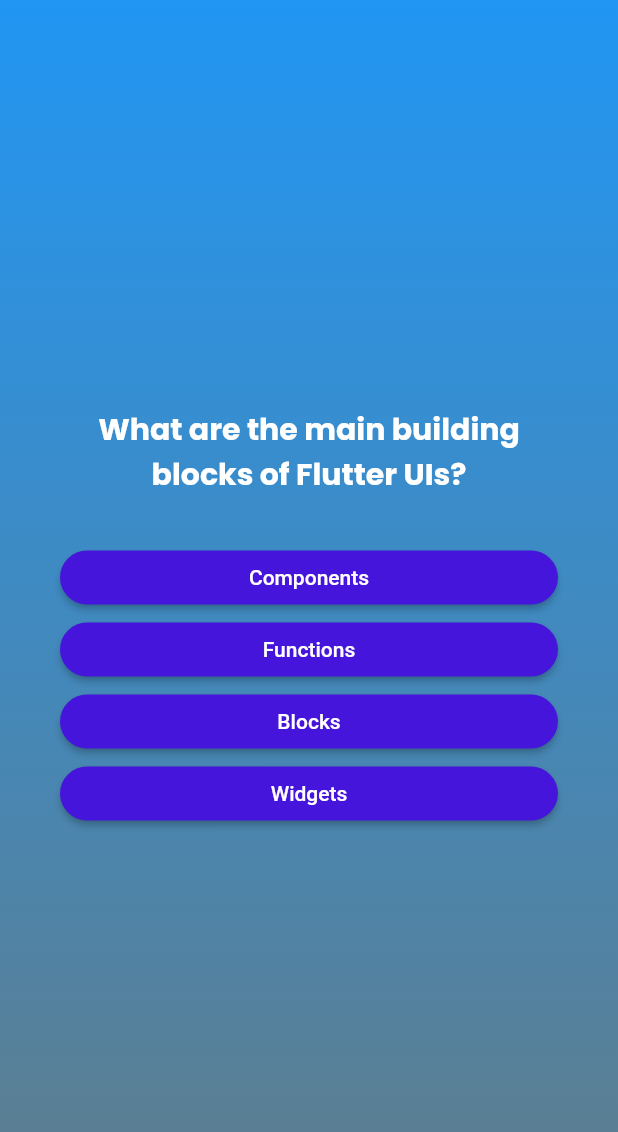
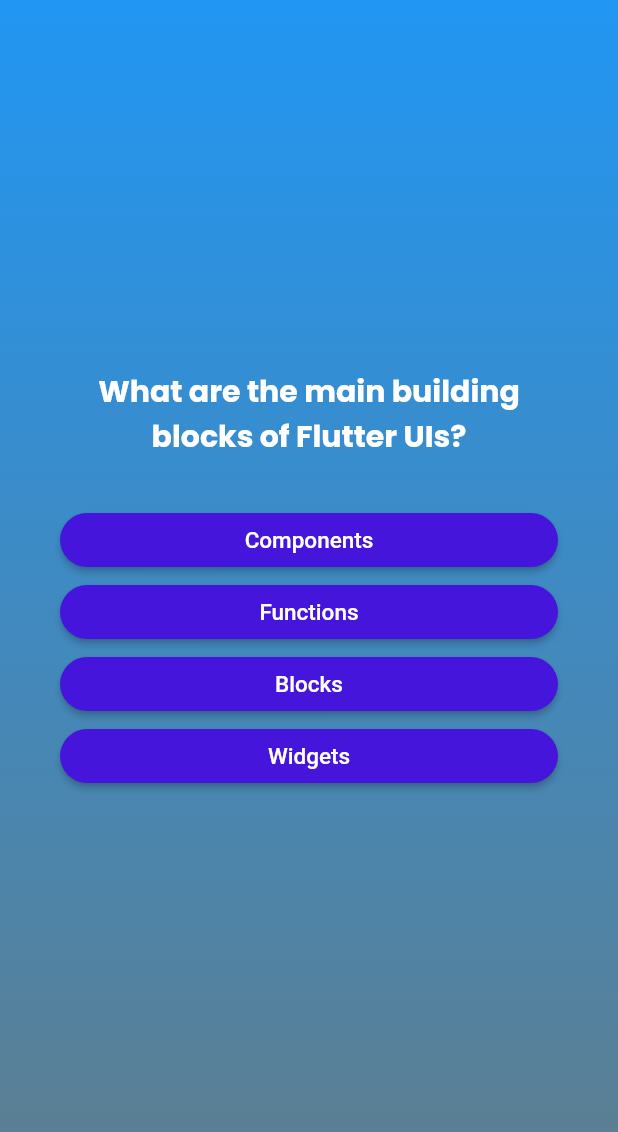
Before and after one commit to om1512/Quiz-App-In-Flutter, a Flutter app: the screen it shows after launch, after a tap on "Let's Get Started", on a phone screen of 412 x 824 dp. Shown: the top 1132 px of the screen. Run offline on Flutter 3.47's test engine with Material 2 defaults, Android fonts, the phone set to English and light mode, and no system bars; our stand-ins replace google_fonts.

Commit message:
Final Commit

```diff
--- a/lib/answer_button.dart
+++ b/lib/answer_button.dart
@@ -15,7 +15,7 @@ class AnswerButton extends StatelessWidget {
       onPressed: onTap,
       style: ElevatedButton.styleFrom(
           padding: const EdgeInsets.symmetric(
-            vertical: 10,
+            vertical: 5,
             horizontal: 40,
           ),
           backgroundColor: Color.fromARGB(255, 70, 21, 219),
@@ -24,6 +24,9 @@ class AnswerButton extends StatelessWidget {
               RoundedRectangleBorder(borderRadius: BorderRadius.circular(20))),
       child: Text(
         ans,
+        style: const TextStyle(
+          fontSize: 15,
+        ),
         textAlign: TextAlign.center,
       ),
     );
--- a/lib/question_screen.dart
+++ b/lib/question_screen.dart
@@ -33,7 +33,7 @@ class _QuestionScreenState extends State<QuestionScreen> {
     return SizedBox(
       width: double.infinity,
       child: Container(
-        margin: EdgeInsets.all(40),
+        margin: const EdgeInsets.only(left: 40, right: 40, top: 30, bottom: 80),
         child: Column(
           mainAxisAlignment: MainAxisAlignment.center,
           crossAxisAlignment: CrossAxisAlignment.stretch,
--- a/lib/quiz.dart
+++ b/lib/quiz.dart
@@ -1,6 +1,7 @@
 import 'package:flutter/material.dart';
 import 'package:quiz_app/data/questions.dart';
 import 'package:quiz_app/question_screen.dart';
+import 'package:quiz_app/result_screen.dart';
 import 'package:quiz_app/start_screen.dart';
 
 class Quiz extends StatefulWidget {
@@ -20,12 +21,18 @@ class _QuizState extends State<Quiz> {
     });
   }
 
+  void restartQuiz() {
+    setState(() {
+      selectedAnswer = [];
+      activeScreen = 'questions-screen';
+    });
+  }
+
   void chooseAns(String ans) {
     selectedAnswer.add(ans);
     if (selectedAnswer.length == questions.length) {
       setState(() {
-        selectedAnswer = [];
-        activeScreen = 'start-screen';
+        activeScreen = 'result-screen';
       });
     }
   }
@@ -47,9 +54,14 @@ class _QuizState extends State<Quiz> {
           ),
           child: activeScreen == 'start-screen'
               ? StartScreen(switchScreen)
-              : QuestionScreen(
-                  onSelectAns: chooseAns,
-                ),
+              : (activeScreen == 'result-screen'
+                  ? ResultScreen(
+                      restartQuiz,
+                      selectedAnswer: selectedAnswer,
+                    )
+                  : QuestionScreen(
+                      onSelectAns: chooseAns,
+                    )),
         ),
       ),
     );
```
Also changed, not shown: lib/question_summery.dart (added, +42 -0 lines), lib/result_screen.dart (added, +51 -0 lines).
